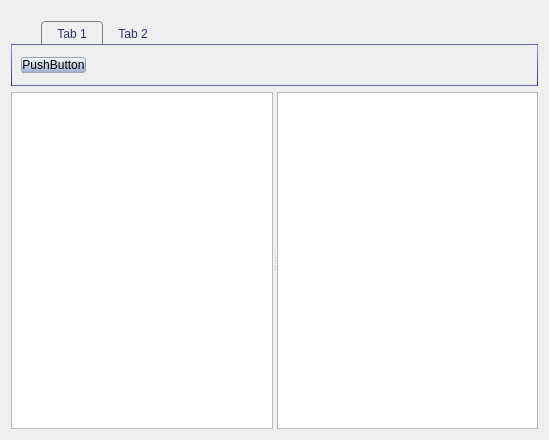
This is LGen2UI/ontologywidget.ui in vinni-au/l-gen as Qt 5 draws it before an edit. The edited form follows.
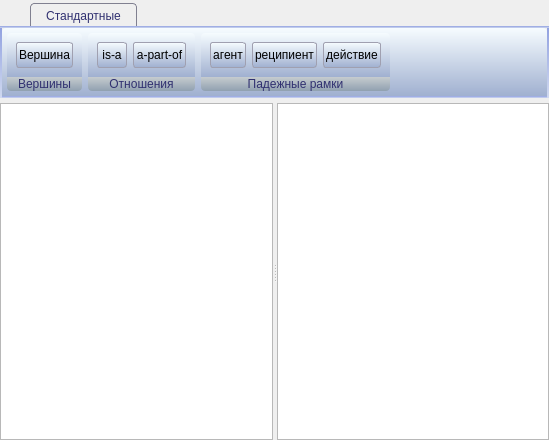
This is the edited form. Custom widgets are drawn as their Qt base class.

Commit message: Риббон в форме редактирования онтологии

Patch:
```diff
--- a/LGen2UI/ontologywidget.ui
+++ b/LGen2UI/ontologywidget.ui
@@ -20,6 +20,15 @@
    <locale language="Russian" country="RussianFederation"/>
   </property>
   <layout class="QVBoxLayout" name="verticalLayout">
+   <property name="spacing">
+    <number>5</number>
+   </property>
+   <property name="sizeConstraint">
+    <enum>QLayout::SetDefaultConstraint</enum>
+   </property>
+   <property name="margin">
+    <number>0</number>
+   </property>
    <item>
     <widget class="QTabWidget" name="tabWidget">
      <property name="sizePolicy">
@@ -29,22 +38,21 @@
       </sizepolicy>
      </property>
      <property name="styleSheet">
-      <string notr="true">/*QWidget {
-	background-color: #d0d9f0;
-}*/
+      <string notr="true">QWidget {
+/*	background-color: #d0d9f0;*/
+}
 
 QTabWidget::pane {
-	border: 1px solid qlineargradient(x1:0, y1:0, x2:0, y2:1, stop:0 #90a0e0, stop:1.0 #303070);
+	border: 2px solid qlineargradient(x1:0, y1:0, x2:0, y2:1, stop:0 #90a0e0, stop:1.0 #d0d9f0);
 }
 
 QTabWidget::tab-bar {
 	left: 30px;
-	height:60px;
 }
 
 QTabBar::tab {
 	padding: 5px 15px 3px 15px;
-	margin-top: 10px;
+	margin-top: 3px;
 	color: #303070;
 	border-top-left-radius: 4px;
 	border-top-right-radius: 4px;
@@ -66,7 +74,7 @@
 		stop: 0 #f0f0ff, stop: 0.4 #f4f4ff,
 		stop: 0.5 #e7e7ff, stop: 1.0 #d0d9f0);
 	border: 1px solid #808090;
-	border-bottom: solid 0px;
+	border-bottom:0px solid;
 }
 
 QPushButton {
@@ -74,10 +82,14 @@
 		qlineargradient(x1: 0, y1: 0, x2: 0, y2: 1, stop: 0 #f6fcff, stop: 1.0 #a0b0d0);
 	border: 1px solid #a0a0b0;
 	border-radius: 3px;
+	min-width: 24px;
+	min-height: 24px;
+	padding-left: 2px;
+	padding-right: 2px;
 }
 
 QPushButton:checked {
-background-color: qlineargradient(x1: 0, y1: 0, x2: 0, y2: 1, stop: 0 #f0eeaa, stop: 1 #eeaa88);
+	background-color: qlineargradient(x1: 0, y1: 0, x2: 0, y2: 1, stop: 0 #f0eeaa, stop: 1 #eeaa88);
 }
 
 QPushButton:flat {
@@ -89,12 +101,12 @@
 	background-color: #e0e3ff;
 }
 
-/*QFrame {
+QFrame {
 	background-color: qlineargradient(x1: 0, y1: 0, x2: 0, y2: 1, stop: 0 #f6fcff, stop: 1.0 #a0b0d0);
-	border: 1px solid #8080a0;
+	border: 0px solid #8080a0;
 	border-top-left-radius: 4px;
 	border-top-right-radius: 4px;
-}*/
+}
 
 QLabel {
 	color: #303070;
@@ -104,6 +116,8 @@
 	border-bottom-left-radius: 4px;
 	border-bottom-right-radius: 4px;
 	border-top: 0px;
+	padding-left: 2px;
+	padding-right: 2px;
 }</string>
      </property>
      <property name="currentIndex">
@@ -111,14 +125,115 @@
      </property>
      <widget class="QWidget" name="tab">
       <attribute name="title">
-       <string>Tab 1</string>
+       <string>Стандартные</string>
       </attribute>
       <layout class="QGridLayout" name="gridLayout">
-       <item row="0" column="1">
+       <property name="verticalSpacing">
+        <number>0</number>
+       </property>
+       <property name="margin">
+        <number>5</number>
+       </property>
+       <item row="0" column="0" rowspan="2">
+        <widget class="QFrame" name="frame">
+         <property name="sizePolicy">
+          <sizepolicy hsizetype="Preferred" vsizetype="Preferred">
+           <horstretch>0</horstretch>
+           <verstretch>0</verstretch>
+          </sizepolicy>
+         </property>
+         <property name="minimumSize">
+          <size>
+           <width>32</width>
+           <height>32</height>
+          </size>
+         </property>
+         <property name="frameShape">
+          <enum>QFrame::StyledPanel</enum>
+         </property>
+         <property name="frameShadow">
+          <enum>QFrame::Raised</enum>
+         </property>
+         <layout class="QHBoxLayout" name="horizontalLayout_2">
+          <item>
+           <widget class="QPushButton" name="pushButton">
+            <property name="sizePolicy">
+             <sizepolicy hsizetype="Fixed" vsizetype="Fixed">
+              <horstretch>0</horstretch>
+              <verstretch>0</verstretch>
+             </sizepolicy>
+            </property>
+            <property name="text">
+             <string>Вершина</string>
+            </property>
+            <property name="checkable">
+             <bool>true</bool>
+            </property>
+           </widget>
+          </item>
+         </layout>
+        </widget>
+       </item>
+       <item row="0" column="3" rowspan="2">
+        <widget class="QFrame" name="frame_3">
+         <property name="frameShape">
+          <enum>QFrame::StyledPanel</enum>
+         </property>
+         <property name="frameShadow">
+          <enum>QFrame::Raised</enum>
+         </property>
+         <layout class="QHBoxLayout" name="horizontalLayout_4">
+          <item>
+           <widget class="QPushButton" name="pushButton_4">
+            <property name="text">
+             <string>агент</string>
+            </property>
+            <property name="checkable">
+             <bool>true</bool>
+            </property>
+           </widget>
+          </item>
+          <item>
+           <widget class="QPushButton" name="pushButton_5">
+            <property name="text">
+             <string>реципиент</string>
+            </property>
+            <property name="checkable">
+             <bool>true</bool>
+            </property>
+           </widget>
+          </item>
+          <item>
+           <widget class="QPushButton" name="pushButton_6">
+            <property name="text">
+             <string>действие</string>
+            </property>
+            <property name="checkable">
+             <bool>true</bool>
+            </property>
+           </widget>
+          </item>
+         </layout>
+        </widget>
+       </item>
+       <item row="2" column="0">
+        <widget class="QLabel" name="label">
+         <property name="text">
+          <string>Вершины</string>
+         </property>
+         <property name="alignment">
+          <set>Qt::AlignCenter</set>
+         </property>
+        </widget>
+       </item>
+       <item row="1" column="6">
         <spacer name="horizontalSpacer">
          <property name="orientation">
           <enum>Qt::Horizontal</enum>
          </property>
+         <property name="sizeType">
+          <enum>QSizePolicy::Expanding</enum>
+         </property>
          <property name="sizeHint" stdset="0">
           <size>
            <width>40</width>
@@ -127,20 +242,66 @@
          </property>
         </spacer>
        </item>
-       <item row="0" column="0">
-        <widget class="QPushButton" name="pushButton">
+       <item row="0" column="1" rowspan="2">
+        <widget class="QFrame" name="frame_2">
+         <property name="frameShape">
+          <enum>QFrame::StyledPanel</enum>
+         </property>
+         <property name="frameShadow">
+          <enum>QFrame::Raised</enum>
+         </property>
+         <layout class="QHBoxLayout" name="horizontalLayout">
+          <item>
+           <widget class="QPushButton" name="pushButton_2">
+            <property name="text">
+             <string>is-a</string>
+            </property>
+            <property name="checkable">
+             <bool>true</bool>
+            </property>
+            <property name="autoDefault">
+             <bool>false</bool>
+            </property>
+            <property name="flat">
+             <bool>false</bool>
+            </property>
+           </widget>
+          </item>
+          <item>
+           <widget class="QPushButton" name="pushButton_3">
+            <property name="text">
+             <string>a-part-of</string>
+            </property>
+            <property name="checkable">
+             <bool>true</bool>
+            </property>
+           </widget>
+          </item>
+         </layout>
+        </widget>
+       </item>
+       <item row="2" column="1">
+        <widget class="QLabel" name="label_2">
          <property name="text">
-          <string>PushButton</string>
+          <string>Отношения</string>
+         </property>
+         <property name="alignment">
+          <set>Qt::AlignCenter</set>
+         </property>
+        </widget>
+       </item>
+       <item row="2" column="3">
+        <widget class="QLabel" name="label_3">
+         <property name="text">
+          <string>Падежные рамки</string>
+         </property>
+         <property name="alignment">
+          <set>Qt::AlignCenter</set>
          </property>
         </widget>
        </item>
       </layout>
      </widget>
-     <widget class="QWidget" name="tab_2">
-      <attribute name="title">
-       <string>Tab 2</string>
-      </attribute>
-     </widget>
     </widget>
    </item>
    <item>
@@ -154,12 +315,37 @@
      <property name="orientation">
       <enum>Qt::Horizontal</enum>
      </property>
-     <widget class="QTreeView" name="treeView"/>
-     <widget class="QGraphicsView" name="graphicsView"/>
+     <property name="childrenCollapsible">
+      <bool>false</bool>
+     </property>
+     <widget class="LGen2ObjectPropertiesEditor" name="treeView">
+      <property name="sizePolicy">
+       <sizepolicy hsizetype="Expanding" vsizetype="Expanding">
+        <horstretch>0</horstretch>
+        <verstretch>0</verstretch>
+       </sizepolicy>
+      </property>
+      <attribute name="headerVisible">
+       <bool>false</bool>
+      </attribute>
+     </widget>
+     <widget class="LGen2DiagramEditor" name="graphicsView"/>
     </widget>
    </item>
   </layout>
  </widget>
+ <customwidgets>
+  <customwidget>
+   <class>LGen2ObjectPropertiesEditor</class>
+   <extends>QTreeView</extends>
+   <header>./LGen2Editor/lgen2objectpropertieseditor.hpp</header>
+  </customwidget>
+  <customwidget>
+   <class>LGen2DiagramEditor</class>
+   <extends>QGraphicsView</extends>
+   <header>./LGen2Editor/lgen2diagrameditor.hpp</header>
+  </customwidget>
+ </customwidgets>
  <resources/>
  <connections/>
 </ui>
```
The commit also changes 3 other files.
